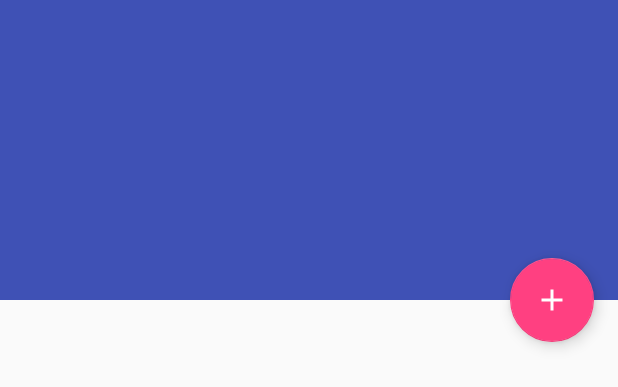
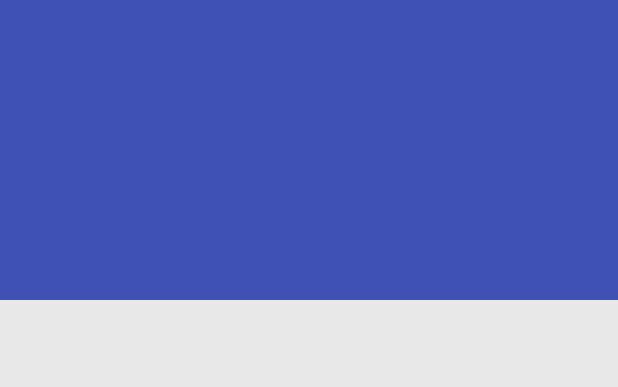
Before and after one commit to hhoulin94/ExperimentGround, an Android app: the layout activity_main.xml on its own in the app's theme, with its tools: preview values and no code run, on a phone screen of 412 x 824 dp. Shown: the top 387 px of the screen. Run offline under Robolectric (Android 15) with nearby library versions, the phone set to English and light mode, and no system bars.

Commit message:
trying to do account authentication constraint layout attempt

```diff
--- a/app/build.gradle
+++ b/app/build.gradle
@@ -21,9 +21,11 @@ android {
 dependencies {
     implementation fileTree(dir: 'libs', include: ['*.jar'])
     implementation 'com.android.support:appcompat-v7:27.1.1'
+    implementation 'com.android.support:cardview-v7:27.1.1'
     implementation 'com.android.support.constraint:constraint-layout:1.1.2'
     implementation 'com.android.support:design:27.1.1'
     testImplementation 'junit:junit:4.12'
     androidTestImplementation 'com.android.support.test:runner:1.0.2'
     androidTestImplementation 'com.android.support.test.espresso:espresso-core:3.0.2'
+    implementation 'com.squareup.picasso:picasso:2.71828'
 }
--- a/app/src/main/res/layout/activity_main.xml
+++ b/app/src/main/res/layout/activity_main.xml
@@ -4,7 +4,8 @@
     android:id="@+id/mainLayout"
     android:layout_width="match_parent"
     android:layout_height="match_parent"
-    android:animateLayoutChanges="true">
+    android:animateLayoutChanges="true"
+    android:background="@color/primaryBackground">
 
     <android.support.design.widget.AppBarLayout
         android:id="@+id/appbar"
@@ -17,18 +18,14 @@
             android:id="@+id/collapsingtoolbarlayout"
             android:layout_width="match_parent"
             android:layout_height="match_parent"
-            app:layout_scrollFlags="scroll|enterAlwaysCollapsed"
-            android:fitsSystemWindows="true"
             app:contentScrim="?attr/colorPrimary"
-            app:expandedTitleMarginStart="48dp"
-            app:expandedTitleMarginEnd="64dp">
-
-            <android.support.v7.widget.Toolbar
-                android:id="@+id/toolbar"
-                android:layout_width="match_parent"
-                android:layout_height="?attr/actionBarSize"
-                app:popupTheme="@style/ThemeOverlay.AppCompat.Light"
-                app:layout_collapseMode="pin" />
+            app:layout_scrollFlags="scroll|exitUntilCollapsed">
+        <android.support.v7.widget.Toolbar
+            android:id="@+id/toolbar"
+            android:layout_width="match_parent"
+            android:layout_height="?attr/actionBarSize"
+            app:layout_collapseMode="pin"
+            app:popupTheme="@style/ThemeOverlay.AppCompat.Light" />
         </android.support.design.widget.CollapsingToolbarLayout>
 
     </android.support.design.widget.AppBarLayout>
@@ -48,14 +45,4 @@
 
     </LinearLayout>
 
-    <android.support.design.widget.FloatingActionButton
-        android:id="@+id/fab"
-        android:layout_width="wrap_content"
-        android:layout_height="wrap_content"
-        android:layout_margin="16dp"
-        android:src="@drawable/ic_add_24dp"
-        app:layout_anchor="@id/appbar"
-        app:layout_anchorGravity="bottom|right|end"/>
-
-
 </android.support.design.widget.CoordinatorLayout>
--- a/app/src/main/res/values/colors.xml
+++ b/app/src/main/res/values/colors.xml
@@ -3,4 +3,9 @@
     <color name="colorPrimary">#3F51B5</color>
     <color name="colorPrimaryDark">#303F9F</color>
     <color name="colorAccent">#FF4081</color>
+    <color name="primaryBackground">#E8E8E8</color>
+
+    <color name="white"> #FFF </color>
+    <color name="black"> #000 </color>
+    <color name="red"> #F00 </color>
 </resources>
--- /dev/null
+++ b/app/src/main/res/xml/authenticator.xml
@@ -0,0 +1,6 @@
+<?xml version="1.0" encoding="utf-8"?>
+<account-authenticator xmlns:android="http://schemas.android.com/apk/res/android"
+    android:accountType="com.company.demo.account.DEMOACCOUNT"
+    android:icon="@drawable/ic_add_24dp"
+    android:smallIcon="@drawable/ic_add_24dp"
+    android:label="@string/app_name"/>
```
Also changed, not shown: app/src/main/AndroidManifest.xml (+8 -2 lines), app/src/main/java/com/example/foohoulin/experimentground/Adapter/ExperimentRecycleViewAdapter.java (+8 -0 lines), app/src/main/java/com/example/foohoulin/experimentground/MainActivity.java (+1 -15 lines), app/src/main/res/layout/experiment_single_item.xml (+46 -15 lines).
